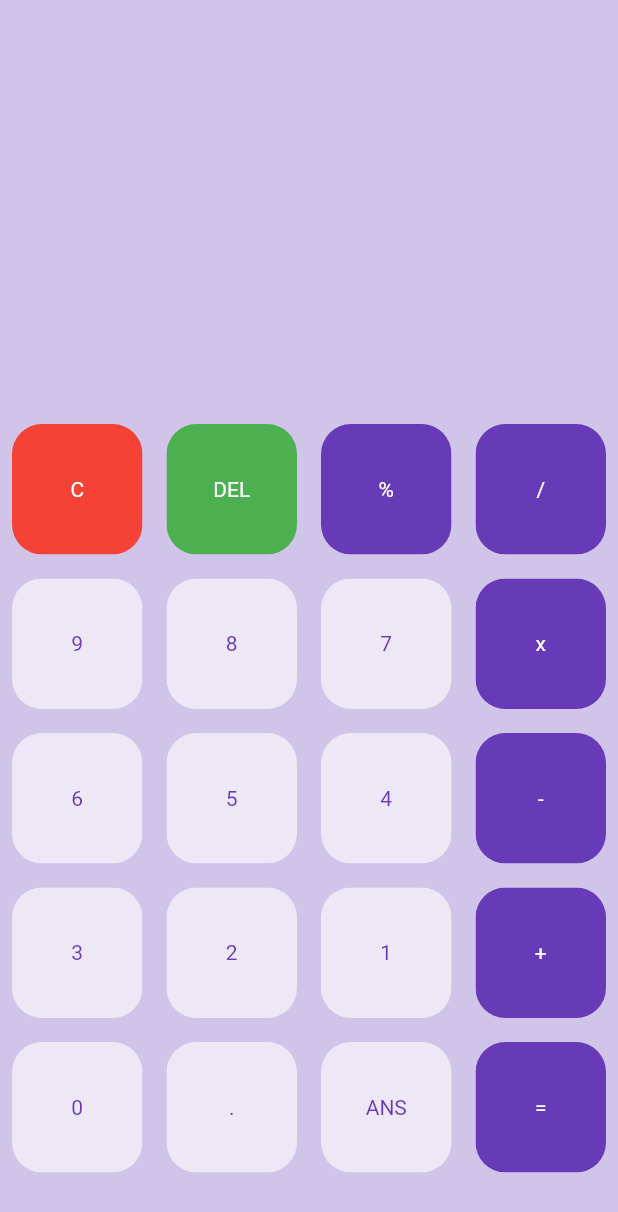
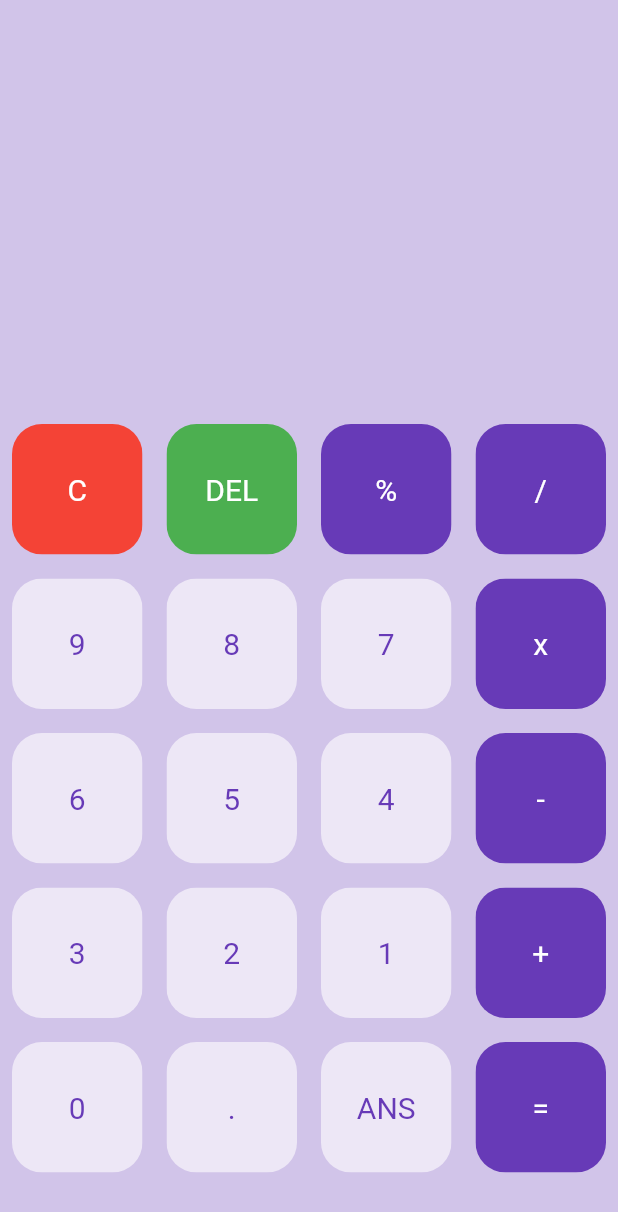
Before and after one commit to Walt-20/flutter-projects, a Flutter app: the screen it shows after launch, on a phone screen of 412 x 824 dp. Shown: the top 1212 px of the screen. Run offline on Flutter 3.47's test engine with Material 2 defaults, Android fonts, the phone set to English and light mode, and no system bars.

Commit message:
created functional buttons, clear, and delete

```diff
--- a/calculator/lib/buttons.dart
+++ b/calculator/lib/buttons.dart
@@ -4,13 +4,20 @@ class MyButton extends StatelessWidget {
   final color;
   final textColor;
   final String buttonText;
+  final buttonTapped;
 
   const MyButton(
-      {super.key, this.color, this.textColor, required this.buttonText});
+      {super.key,
+      this.color,
+      this.textColor,
+      required this.buttonText,
+      this.buttonTapped});
 
   @override
   Widget build(BuildContext context) {
-    return Padding(
+    return GestureDetector(
+      onTap: buttonTapped,
+      child: Padding(
         padding: const EdgeInsets.all(8.0),
         child: ClipRRect(
           borderRadius: BorderRadius.circular(20),
@@ -19,7 +26,8 @@ class MyButton extends StatelessWidget {
             child: Center(
               child: Text(
                 buttonText,
-              style: TextStyle(color: textColor),
+                style: TextStyle(color: textColor, fontSize: 20),
+              ),
             ),
           ),
         ),
--- a/calculator/lib/main.dart
+++ b/calculator/lib/main.dart
@@ -24,6 +24,9 @@ class HomePage extends StatefulWidget {
 }
 
 class _HomePageState extends State<HomePage> {
+  var userEquation = "";
+  var userAnswer = "";
+
   final List<String> buttons = [
     // ignore formatting
     'C', 'DEL', '%', '/',
@@ -40,7 +43,33 @@ class _HomePageState extends State<HomePage> {
       body: Column(
         children: <Widget>[
           Expanded(
-            child: Container(),
+            // ignore: avoid_unnecessary_containers
+            child: Container(
+              child: Column(
+                mainAxisAlignment: MainAxisAlignment.spaceEvenly,
+                children: <Widget>[
+                  const SizedBox(
+                    height: 50,
+                  ),
+                  Container(
+                    padding: const EdgeInsets.all(20),
+                    alignment: Alignment.centerLeft,
+                    child: Text(
+                      userEquation,
+                      style: const TextStyle(fontSize: 20),
+                    ),
+                  ),
+                  Container(
+                    padding: const EdgeInsets.all(20),
+                    alignment: Alignment.centerRight,
+                    child: Text(
+                      userAnswer,
+                      style: const TextStyle(fontSize: 20),
+                    ),
+                  ),
+                ],
+              ),
+            ),
           ),
           Expanded(
             flex: 2,
@@ -53,18 +82,34 @@ class _HomePageState extends State<HomePage> {
                 itemBuilder: (BuildContext context, int index) {
                   if (index == 0) {
                     return MyButton(
+                      buttonTapped: () {
+                        setState(() {
+                          userEquation = '';
+                        });
+                      },
                       buttonText: buttons[index],
                       color: Colors.red,
                       textColor: Colors.white,
                     );
                   } else if (index == 1) {
                     return MyButton(
+                      buttonTapped: () {
+                        setState(() {
+                          userEquation = userEquation.substring(
+                              0, userEquation.length - 1);
+                        });
+                      },
                       buttonText: buttons[index],
                       color: Colors.green,
                       textColor: Colors.white,
                     );
                   } else {
                     return MyButton(
+                      buttonTapped: () {
+                        setState(() {
+                          userEquation += buttons[index];
+                        });
+                      },
                       buttonText: buttons[index],
                       color: isOperator(buttons[index])
                           ? Colors.deepPurple
```
Lines whose indentation alone changed are shown as unchanged.
